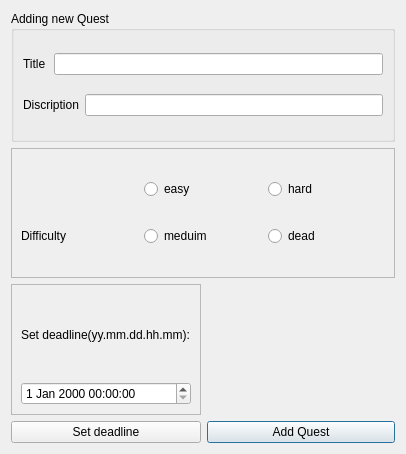
First picture: the form in Silently/src/AddQuest/addquest.ui, repository Observersss/Silently, before the edit.
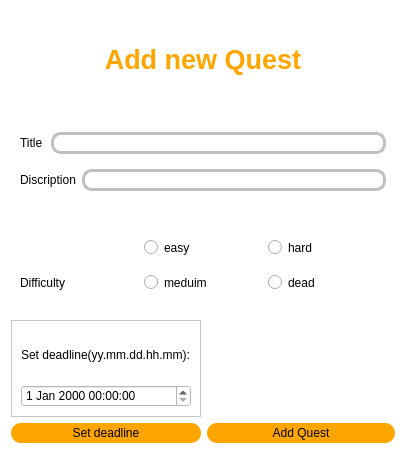
Second picture: the form after the edit.

Commit message: update ui in mainwindow inventorywindow addquest morecharacteristics showinfoquest

Diff of the .ui file:
```diff
--- a/Silently/src/AddQuest/addquest.ui
+++ b/Silently/src/AddQuest/addquest.ui
@@ -13,38 +13,32 @@
   <property name="windowTitle">
    <string>Dialog</string>
   </property>
+  <property name="styleSheet">
+   <string notr="true">background-color:white;</string>
+  </property>
   <layout class="QGridLayout" name="gridLayout_4">
-   <item row="0" column="0" colspan="2">
-    <widget class="QGroupBox" name="groupBox">
-     <property name="title">
-      <string>Adding new Quest</string>
+   <item row="4" column="0">
+    <widget class="QPushButton" name="pushButton_2">
+     <property name="minimumSize">
+      <size>
+       <width>0</width>
+       <height>20</height>
+      </size>
      </property>
-     <layout class="QGridLayout" name="gridLayout">
-      <item row="0" column="0">
-       <widget class="QLabel" name="label_Title">
-        <property name="text">
-         <string>Title</string>
-        </property>
-       </widget>
-      </item>
-      <item row="0" column="1" colspan="2">
-       <widget class="QLineEdit" name="Title"/>
-      </item>
-      <item row="1" column="0" colspan="2">
-       <widget class="QLabel" name="label_Discription">
-        <property name="text">
-         <string>Discription</string>
-        </property>
-       </widget>
-      </item>
-      <item row="1" column="2">
-       <widget class="QLineEdit" name="Discription"/>
-      </item>
-     </layout>
+     <property name="styleSheet">
+      <string notr="true">background-color:orange;
+border-radius:10px;</string>
+     </property>
+     <property name="text">
+      <string>Set deadline</string>
+     </property>
     </widget>
    </item>
-   <item row="1" column="0" colspan="2">
+   <item row="2" column="0" colspan="2">
     <widget class="QFrame" name="frame">
+     <property name="styleSheet">
+      <string notr="true">border:none;</string>
+     </property>
      <property name="frameShape">
       <enum>QFrame::StyledPanel</enum>
      </property>
@@ -54,6 +48,9 @@
      <layout class="QGridLayout" name="gridLayout_2">
       <item row="2" column="2">
        <widget class="QRadioButton" name="dead">
+        <property name="styleSheet">
+         <string notr="true">color:black;</string>
+        </property>
         <property name="text">
          <string>dead</string>
         </property>
@@ -61,6 +58,9 @@
       </item>
       <item row="2" column="0">
        <widget class="QLabel" name="label">
+        <property name="styleSheet">
+         <string notr="true">color:black;</string>
+        </property>
         <property name="text">
          <string>Difficulty</string>
         </property>
@@ -68,6 +68,9 @@
       </item>
       <item row="2" column="1">
        <widget class="QRadioButton" name="meduim">
+        <property name="styleSheet">
+         <string notr="true">color:black;</string>
+        </property>
         <property name="text">
          <string>meduim</string>
         </property>
@@ -75,6 +78,9 @@
       </item>
       <item row="1" column="1">
        <widget class="QRadioButton" name="easy">
+        <property name="styleSheet">
+         <string notr="true">color:black;</string>
+        </property>
         <property name="text">
          <string>easy</string>
         </property>
@@ -82,6 +88,9 @@
       </item>
       <item row="1" column="2">
        <widget class="QRadioButton" name="hard">
+        <property name="styleSheet">
+         <string notr="true">color:black;</string>
+        </property>
         <property name="text">
          <string>hard</string>
         </property>
@@ -90,7 +99,7 @@
      </layout>
     </widget>
    </item>
-   <item row="2" column="0">
+   <item row="3" column="0">
     <widget class="QFrame" name="frame_2">
      <property name="frameShape">
       <enum>QFrame::StyledPanel</enum>
@@ -101,28 +110,125 @@
      <layout class="QGridLayout" name="gridLayout_3">
       <item row="0" column="0">
        <widget class="QLabel" name="label_2">
+        <property name="styleSheet">
+         <string notr="true">color:black;</string>
+        </property>
         <property name="text">
          <string>Set deadline(yy.mm.dd.hh.mm):</string>
         </property>
        </widget>
       </item>
       <item row="1" column="0">
-       <widget class="QDateTimeEdit" name="dateTimeEdit"/>
+       <widget class="QDateTimeEdit" name="dateTimeEdit">
+        <property name="styleSheet">
+         <string notr="true">background-color:white;
+color:black;</string>
+        </property>
+       </widget>
       </item>
      </layout>
     </widget>
    </item>
-   <item row="3" column="1">
+   <item row="1" column="0" colspan="2">
+    <widget class="QFrame" name="frame_3">
+     <property name="styleSheet">
+      <string notr="true">border:none;</string>
+     </property>
+     <property name="frameShape">
+      <enum>QFrame::StyledPanel</enum>
+     </property>
+     <property name="frameShadow">
+      <enum>QFrame::Raised</enum>
+     </property>
+     <layout class="QGridLayout" name="gridLayout">
+      <item row="0" column="0">
+       <widget class="QLabel" name="label_Title">
+        <property name="styleSheet">
+         <string notr="true">color:black;</string>
+        </property>
+        <property name="text">
+         <string>Title</string>
+        </property>
+       </widget>
+      </item>
+      <item row="0" column="1" colspan="2">
+       <widget class="QLineEdit" name="Title">
+        <property name="minimumSize">
+         <size>
+          <width>0</width>
+          <height>20</height>
+         </size>
+        </property>
+        <property name="styleSheet">
+         <string notr="true">background-color:white;
+border-radius:10px;
+color:black;
+border:3px solid silver;</string>
+        </property>
+       </widget>
+      </item>
+      <item row="1" column="0" colspan="2">
+       <widget class="QLabel" name="label_Discription">
+        <property name="styleSheet">
+         <string notr="true">color:black;</string>
+        </property>
+        <property name="text">
+         <string>Discription</string>
+        </property>
+       </widget>
+      </item>
+      <item row="1" column="2">
+       <widget class="QLineEdit" name="Discription">
+        <property name="minimumSize">
+         <size>
+          <width>0</width>
+          <height>20</height>
+         </size>
+        </property>
+        <property name="styleSheet">
+         <string notr="true">background-color:white;
+border-radius:10px;
+color:black;
+border:3px solid silver;</string>
+        </property>
+       </widget>
+      </item>
+     </layout>
+    </widget>
+   </item>
+   <item row="4" column="1">
     <widget class="QPushButton" name="pushButton">
+     <property name="minimumSize">
+      <size>
+       <width>0</width>
+       <height>20</height>
+      </size>
+     </property>
+     <property name="styleSheet">
+      <string notr="true">background-color:orange;
+border-radius:10px;</string>
+     </property>
      <property name="text">
       <string>Add Quest</string>
      </property>
     </widget>
    </item>
-   <item row="3" column="0">
-    <widget class="QPushButton" name="pushButton_2">
+   <item row="0" column="0" colspan="2">
+    <widget class="QLabel" name="label_3">
+     <property name="font">
+      <font>
+       <pointsize>20</pointsize>
+       <bold>true</bold>
+      </font>
+     </property>
+     <property name="styleSheet">
+      <string notr="true">color:orange;</string>
+     </property>
      <property name="text">
-      <string>Set deadline</string>
+      <string>Add new Quest</string>
+     </property>
+     <property name="alignment">
+      <set>Qt::AlignCenter</set>
      </property>
     </widget>
    </item>
```
The commit also changes 92 other files.
